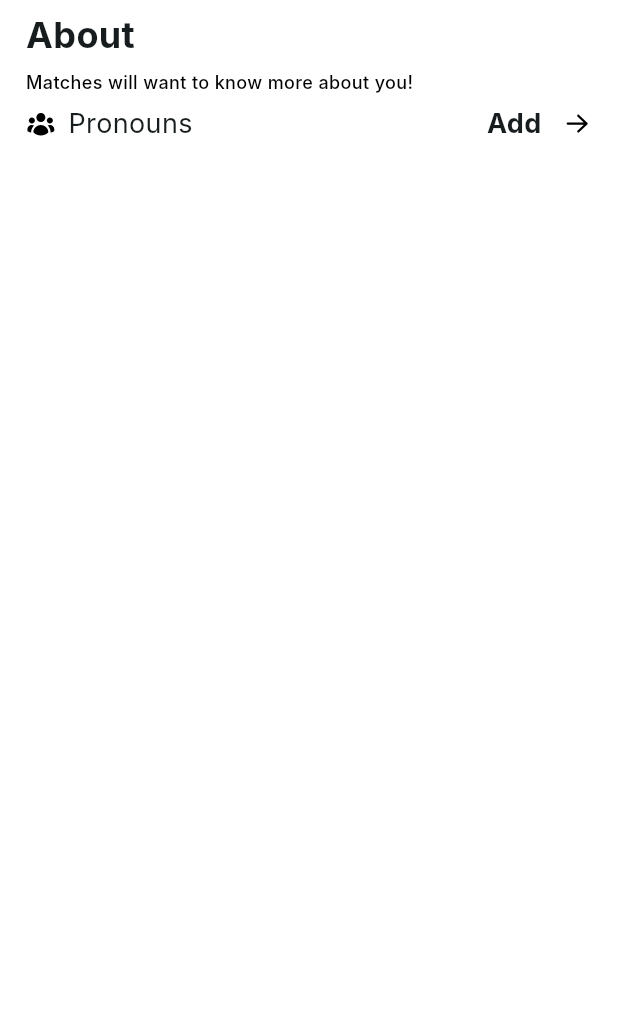
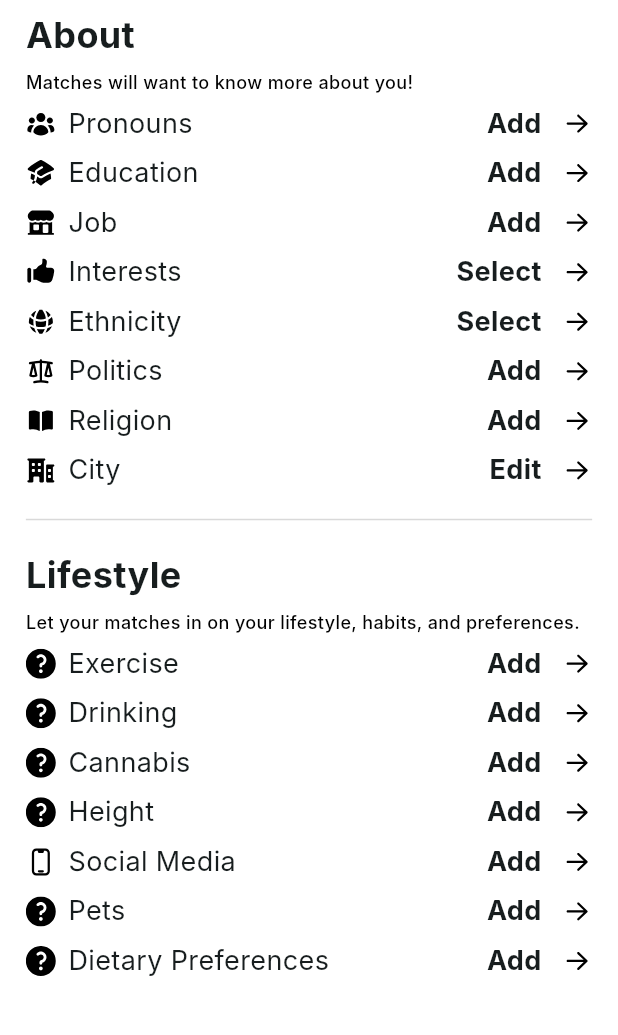
Before and after one commit to eUnity-Development/eUnity-app, a Flutter app: the UserPrefs screen opened directly, on a phone screen of 412 x 824 dp, the part 75-1110 px from its top. Run offline on Flutter 3.47's test engine with Material 3 defaults, Android fonts, the phone set to English and light mode, and no system bars; our stand-ins replace cookie_jar, curved_navigation_bar, dio, dio_cookie_manager, dotted_border, equatable and 7 more; accounts and stored records are empty; Roboto replaces fonts that are missing (Inter); project files that could hold a hidden picture were left out.

Commit message:
Placeholder pref options

```diff
--- a/frontend/lib/classes/UserInfoHelper.dart
+++ b/frontend/lib/classes/UserInfoHelper.dart
@@ -11,7 +11,23 @@ class UserInfoHelper {
     userInfoCache['relationshipType'] = 'Long Term Relationships';
     userInfoCache['userGender'] = '';
     userInfoCache['userGenderOptions'] = 'Non-Binary';
+
     userInfoCache['pronouns'] = 'Add';
+    userInfoCache['education'] = 'Add';
+    userInfoCache['job'] = 'Add';
+    userInfoCache['interests'] = 'Select';
+    userInfoCache['ethnicity'] = 'Select';
+    userInfoCache['politics'] = 'Add';
+    userInfoCache['religion'] = 'Add';
+    userInfoCache['city'] = 'Edit';
+
+    userInfoCache['exercise'] = 'Add';
+    userInfoCache['drinking'] = 'Add';
+    userInfoCache['cannabis'] = 'Add';
+    userInfoCache['height'] = 'Add';
+    userInfoCache['social-media'] = 'Add';
+    userInfoCache['pets'] = 'Add';
+    userInfoCache['diet'] = 'Add';
   }
 
   static void updateCacheVariable(String variable, var newValue) {
--- a/frontend/lib/views/UserPrefs.dart
+++ b/frontend/lib/views/UserPrefs.dart
@@ -1,6 +1,7 @@
 import 'package:eunity/classes/DesignVariables.dart';
 import 'package:eunity/widgets/TopBars/PushedScreenTopBar.dart';
 import 'package:eunity/widgets/UserPrefs/user_prefs_button.dart';
+import 'package:eunity/widgets/UserPrefs/user_prefs_list.dart';
 import 'package:flutter/material.dart';
 import '../widgets/NameDOBGender/birthday_classes.dart';
 
@@ -18,6 +19,20 @@ class UserPrefsState extends State<UserPrefs> {
   Widget build(BuildContext context) {
     void onSkip() {
       print('Skip placeholder!');
+    }
+
+    List<Widget> createAboutButtons(BuildContext context, List<Map<String, dynamic>> prefList) {
+      return prefList.map((prefs) {
+        return UserPrefsButton(
+          name: prefs['name'],
+          context: context,
+          options: prefs['options'],
+          question: prefs['question'],
+          assetPath: prefs['assetPath'],
+          cacheKey: prefs['cacheKey'],
+          multiSelect: prefs['multiSelect'],
+        );
+      }).toList();
     }
 
     return (Scaffold(
@@ -50,16 +65,33 @@ class UserPrefsState extends State<UserPrefs> {
                       ),
 
                       const BoxGap(width: 0, height: 7),
+                      Column(children: [...createAboutButtons(context, UserPrefsList.aboutList)]),
+                      BoxGap(width: 0, height: 6 * DesignVariables.heightConversion),
+                      Divider(color: DesignVariables.greyLines),
+                      BoxGap(width: 0, height: 15 * DesignVariables.heightConversion),
 
-                      UserPrefsButton(
-                        name: 'Pronouns',
-                        context: context,
-                        options: const ['He/him', 'She/hers', 'They/them'],
-                        question: 'Select your pronouns',
-                        assetPath: 'assets/preferences/user-group.svg',
-                        cacheKey: 'pronouns',
-                        multiSelect: false,
-                        )
+                      // Lifestyle header
+                      const Text(
+                        "Lifestyle",
+                        style: TextStyle(
+                          fontSize: 24,
+                          fontWeight: FontWeight.w700,
+                        ),
+                      ),
+
+                      const BoxGap(width: 0, height: 7),
+
+                      // Lifestyle description
+                      const Text(
+                        "Let your matches in on your lifestyle, habits, and preferences.",
+                        style: TextStyle(
+                          fontSize: 12,
+                          fontWeight: FontWeight.w500,
+                          color: Colors.black,
+                        ),
+                      ),
+                      const BoxGap(width: 0, height: 7),
+                      Column(children: [...createAboutButtons(context, UserPrefsList.lifestyleList)])
                     ]
                   )
                 )
--- a/frontend/lib/widgets/UserPrefs/user_prefs_button.dart
+++ b/frontend/lib/widgets/UserPrefs/user_prefs_button.dart
@@ -44,35 +44,37 @@ class UserPrefsButtonState extends State<UserPrefsButton> {
   @override
   Widget build(BuildContext context) {
     action = UserInfoHelper.userInfoCache[widget.cacheKey];
-    String button_name = widget.name;
+    String buttonName = widget.name;
     return(
+      Column(children: [
         Row(
           crossAxisAlignment: CrossAxisAlignment.center,
           children: [
             SvgPicture.asset(
-            'assets/preferences/user-group.svg',
+              widget.assetPath,
               height: 20,
               width: 20,
             ),
             BoxGap(width: 9 * DesignVariables.widthConversion, height: 0),
-          Text(button_name, style: const TextStyle(fontSize: 18)),
+
+            Text(buttonName, style: const TextStyle(fontSize: 18)),
 
             const Spacer(),
 
             GestureDetector(
+              behavior: HitTestBehavior.translucent,
               onTap: () => showSelectDialog(
                 reRender: update,
                 context: widget.context,
                 options: widget.options,
                 cacheKey: widget.cacheKey,
                 question: widget.question,
-              // assetPath is the svg for the question in selection dialog option
                 assetPath: widget.assetPath,
                 multiSelect: widget.multiSelect,
               ),
+
               child: Row(
                 children: [
-                // Set up like the non-binary gender option, pull from userInfoHelper!
                   Text(action, style: const TextStyle(fontSize: 18, fontWeight: FontWeight.w700)),
                   BoxGap(width: 15 * DesignVariables.widthConversion, height: 0),
                   SvgPicture.asset(
@@ -83,7 +85,9 @@ class UserPrefsButtonState extends State<UserPrefsButton> {
                 ],),
             ),
           ],
-      )
+        ),
+        BoxGap(width: 0, height: 9 * DesignVariables.heightConversion),
+      ])
     );
   }
 }
--- /dev/null
+++ b/frontend/lib/widgets/UserPrefs/user_prefs_list.dart
@@ -0,0 +1,151 @@
+class UserPrefsList {
+  static List<Map<String, dynamic>> aboutList = [
+    {
+      'name': 'Pronouns',
+      'options': ['He/him', 'She/hers', 'They/them', 'Other'],
+      'question': 'Select your pronouns',
+      'assetPath': 'assets/preferences/pronouns.svg',
+      'cacheKey': 'pronouns',
+      'multiSelect': false,
+    },
+
+    // If time, add a second prompt to let users type in school name.
+    // Later on, add school email verification.
+    {
+      'name': 'Education',
+      'options': ['High School', 'Associate\'s', 'Bachelor\'s', 'None'],
+      'question': 'Select your education',
+      'assetPath': 'assets/preferences/education.svg',
+      'cacheKey': 'education',
+      'multiSelect': false,
+    },
+
+    {
+      'name': 'Job',
+      'options': ['Full-Time', 'Part-Time', 'Other', 'None'],
+      'question': 'Select your job type',
+      'assetPath': 'assets/preferences/job.svg',
+      'cacheKey': 'job',
+      'multiSelect': false,
+    },
+
+    // Need special menu for 30+ options. Allow multi select.
+    {
+      'name': 'Interests',
+      'options': ['Unlimited Bacon', 'No More Games'],
+      'question': 'Select your job type',
+      'assetPath': 'assets/preferences/interests.svg',
+      'cacheKey': 'interests',
+      'multiSelect': false,
+    },
+
+    // Will also need special menu? Allow multi select.
+    {
+      'name': 'Ethnicity',
+      'options': ['Unlimited Bacon', 'No More Games'],
+      'question': 'Select your job type',
+      'assetPath': 'assets/preferences/ethnicity.svg',
+      'cacheKey': 'ethnicity',
+      'multiSelect': false,
+    },
+    {
+      'name': 'Politics',
+      'options': ['Unlimited Bacon', 'No More Games'],
+      'question': 'Select your job type',
+      'assetPath': 'assets/preferences/politics.svg',
+      'cacheKey': 'politics',
+      'multiSelect': false,
+    },
+
+    // Will also need a new menu. Around 14 options.
+    {
+      'name': 'Religion',
+      'options': ['Unlimited Bacon', 'No More Games'],
+      'question': 'Select your job type',
+      'assetPath': 'assets/preferences/religion.svg',
+      'cacheKey': 'religion',
+      'multiSelect': false,
+    },
+
+    // Have this based on the user's location.
+    // Give them the choice to set their current location
+    // as their 'main city' or have their city update based
+    // on their current location (dynamic).
+    {
+      'name': 'City',
+      'options': ['Unlimited Bacon', 'No More Games'],
+      'question': 'Select your job type',
+      'assetPath': 'assets/preferences/city.svg',
+      'cacheKey': 'city',
+      'multiSelect': false,
+    },
+
+  ];
+
+  static List<Map<String, dynamic>> lifestyleList = [
+    {
+      'name': 'Exercise',
+      'options': ['Very frequent', 'Frequent', 'Occasionally', 'None'],
+      'question': 'How much do you exercise?',
+      'assetPath': 'assets/preferences/placeholder.svg',
+      'cacheKey': 'exercise',
+      'multiSelect': false,
+    },
+    {
+      'name': 'Drinking',
+      'options': ['Very frequent', 'Frequent', 'Occasionally', 'None'],
+      'question': 'How much do you exercise?',
+      'assetPath': 'assets/preferences/placeholder.svg',
+      'cacheKey': 'drinking',
+      'multiSelect': false,
+    },
+    {
+      'name': 'Cannabis',
+      'options': ['Very frequent', 'Frequent', 'Occasionally', 'None'],
+      'question': 'How much do you exercise?',
+      'assetPath': 'assets/preferences/placeholder.svg',
+      'cacheKey': 'cannabis',
+      'multiSelect': false,
+    },
+
+    // Might make a special menu for this too.
+    {
+      'name': 'Height',
+      'options': ['Very frequent', 'Frequent', 'Occasionally', 'None'],
+      'question': 'How much do you exercise?',
+      'assetPath': 'assets/preferences/placeholder.svg',
+      'cacheKey': 'height',
+      'multiSelect': false,
+    },
+    {
+      'name': 'Social Media',
+      'options': ['Very frequent', 'Frequent', 'Occasionally', 'None'],
+      'question': 'How much do you exercise?',
+      'assetPath': 'assets/preferences/social-media.svg',
+      'cacheKey': 'social-media',
+      'multiSelect': false,
+    },
+    {
+      'name': 'Pets',
+      'options': ['Very frequent', 'Frequent', 'Occasionally', 'None'],
+      'question': 'How much do you exercise?',
+      'assetPath': 'assets/preferences/placeholder.svg',
+      'cacheKey': 'pets',
+      'multiSelect': false,
+    },
+
+    // Will also have a longer list for this too.
+    {
+      'name': 'Dietary Preferences',
+      'options': ['Very frequent', 'Frequent', 'Occasionally', 'None'],
+      'question': 'How much do you exercise?',
+      'assetPath': 'assets/preferences/placeholder.svg',
+      'cacheKey': 'diet',
+      'multiSelect': false,
+    },
+  ];
+
+  static List<Map<String, dynamic>> relationshipList = [
+
+  ];
+}
```
Also changed, not shown: frontend/assets/preferences/city.svg (added), frontend/assets/preferences/education.svg (added), frontend/assets/preferences/ethnicity.svg (added), frontend/assets/preferences/interests.svg (added), frontend/assets/preferences/job.svg (added), frontend/assets/preferences/placeholder.svg (added), frontend/assets/preferences/politics.svg (added), frontend/assets/preferences/pronouns.svg (renamed from frontend/assets/preferences/user-group.svg), frontend/assets/preferences/religion.svg (added), frontend/assets/preferences/social-media.svg (added). Lines whose indentation alone changed are shown as unchanged.
